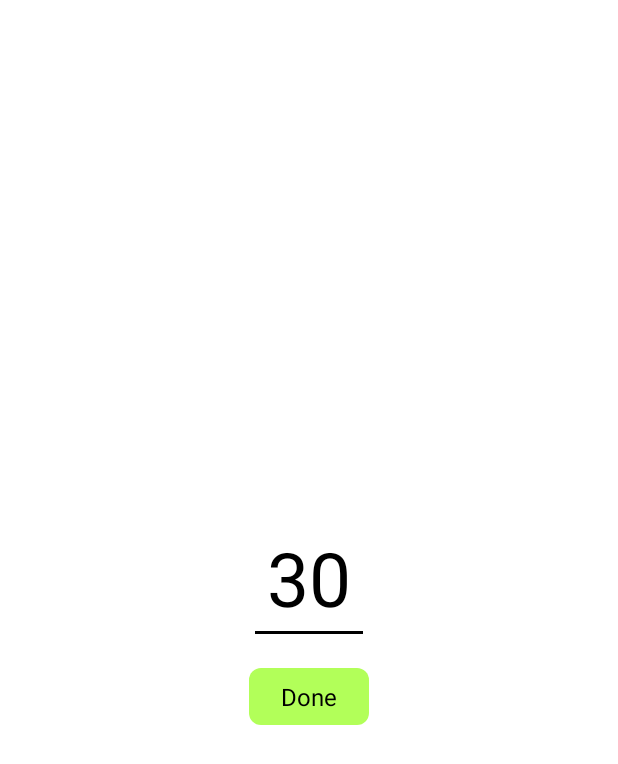
After one commit to atsuko-fukui/PlankChallenge, an Android app: the layout fragment_edit_timer_dialog.xml on its own in the app's theme, with its tools: preview values and no code run, on a phone screen of 412 x 824 dp. The commit adds this screen. Shown: the top 764 px of the screen. Run offline under Robolectric (Android 15) with nearby library versions, the phone set to English and light mode, and no system bars.

Commit message:
edit timer duration

```diff
--- a/app/build.gradle
+++ b/app/build.gradle
@@ -34,6 +34,7 @@ dependencies {
     implementation 'androidx.appcompat:appcompat:1.1.0'
     implementation 'androidx.core:core-ktx:1.1.0'
     implementation 'androidx.constraintlayout:constraintlayout:1.1.3'
+    implementation 'androidx.preference:preference:1.1.0'
     implementation 'com.google.android.material:material:1.0.0'
     implementation 'io.reactivex.rxjava2:rxjava:2.2.6'
     implementation 'io.reactivex.rxjava2:rxandroid:2.1.1'
--- a/app/src/main/java/com/example/muumuu/plankchallenge/RecordFragment.kt
+++ b/app/src/main/java/com/example/muumuu/plankchallenge/RecordFragment.kt
@@ -1,7 +1,5 @@
 package com.example.muumuu.plankchallenge
 
-import android.graphics.Color
-import android.icu.util.LocaleData
 import android.os.Bundle
 import android.view.LayoutInflater
 import android.view.View
--- /dev/null
+++ b/app/src/main/res/drawable/rounded_rectangle_primary.xml
@@ -0,0 +1,12 @@
+<?xml version="1.0" encoding="utf-8"?>
+<ripple
+    xmlns:android="http://schemas.android.com/apk/res/android"
+    android:color="@color/colorPrimary">
+    <item>
+        <shape
+            android:shape="rectangle">
+            <corners android:radius="8dp" />
+            <solid android:color="@color/colorPrimary" />
+        </shape>
+    </item>
+</ripple>
--- /dev/null
+++ b/app/src/main/res/layout/fragment_edit_timer_dialog.xml
@@ -0,0 +1,45 @@
+<?xml version="1.0" encoding="utf-8"?>
+<androidx.constraintlayout.widget.ConstraintLayout
+    xmlns:android="http://schemas.android.com/apk/res/android"
+    xmlns:app="http://schemas.android.com/apk/res-auto"
+    xmlns:tools="http://schemas.android.com/tools"
+    android:layout_width="match_parent"
+    android:layout_height="match_parent"
+    android:minWidth="320dp"
+    android:background="@android:color/white">
+
+    <EditText
+        android:id="@+id/edit_text"
+        style="@style/BlackBigFont"
+        android:layout_width="80dp"
+        android:layout_height="wrap_content"
+        android:layout_marginTop="32dp"
+        android:backgroundTint="@android:color/black"
+        android:inputType="number"
+        android:textAlignment="center"
+        android:textCursorDrawable="@android:color/black"
+        android:imeOptions="actionDone"
+        app:layout_constraintStart_toStartOf="parent"
+        app:layout_constraintEnd_toEndOf="parent"
+        app:layout_constraintTop_toTopOf="parent"
+        app:layout_constraintBottom_toTopOf="@id/done"
+        app:layout_constraintVertical_chainStyle="packed"
+        tools:text="30"/>
+
+    <TextView
+        android:id="@+id/done"
+        style="@style/BlackNormalFont"
+        android:layout_width="80dp"
+        android:layout_height="wrap_content"
+        android:layout_marginTop="16dp"
+        android:layout_marginBottom="32dp"
+        android:background="@drawable/rounded_rectangle_primary"
+        android:padding="8dp"
+        android:text="@string/done"
+        android:textAlignment="center"
+        app:layout_constraintStart_toStartOf="@id/edit_text"
+        app:layout_constraintEnd_toEndOf="@id/edit_text"
+        app:layout_constraintTop_toBottomOf="@id/edit_text"
+        app:layout_constraintBottom_toBottomOf="parent"/>
+
+</androidx.constraintlayout.widget.ConstraintLayout>
--- a/app/src/main/res/values/strings.xml
+++ b/app/src/main/res/values/strings.xml
@@ -3,4 +3,5 @@
     <string name="nav_record">Record</string>
     <string name="nav_exercise">Exercise</string>
     <string name="start">Start</string>
+    <string name="done">Done</string>
 </resources>
```
Also changed, not shown: app/src/main/java/com/example/muumuu/plankchallenge/EditTimerDialogFragment.kt (added, +68 -0 lines), app/src/main/java/com/example/muumuu/plankchallenge/ExerciseFragment.kt (+30 -6 lines).
